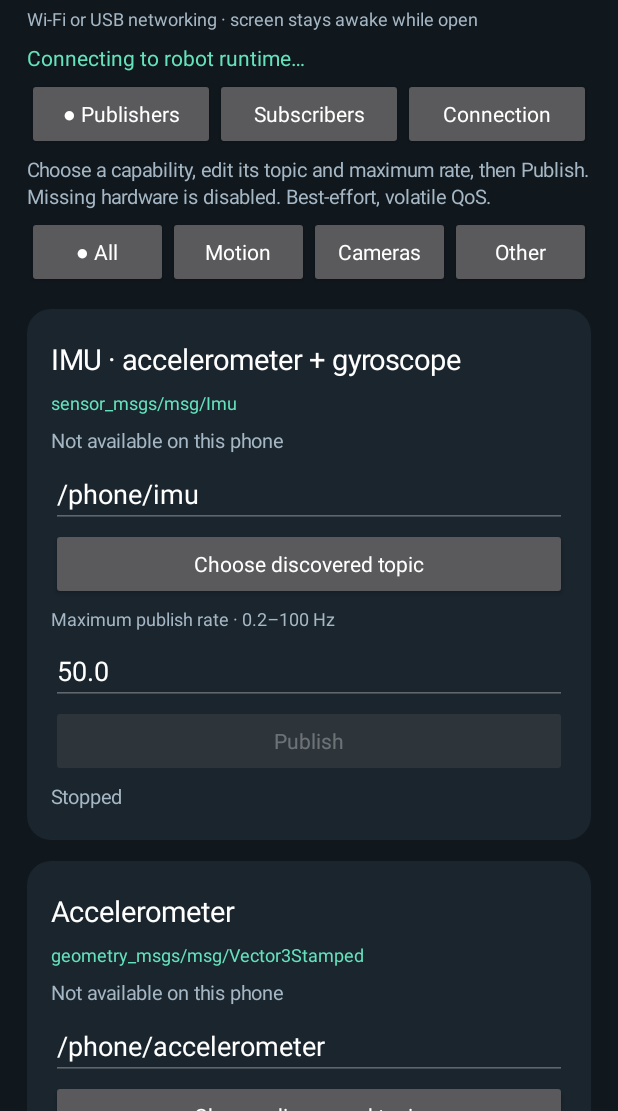
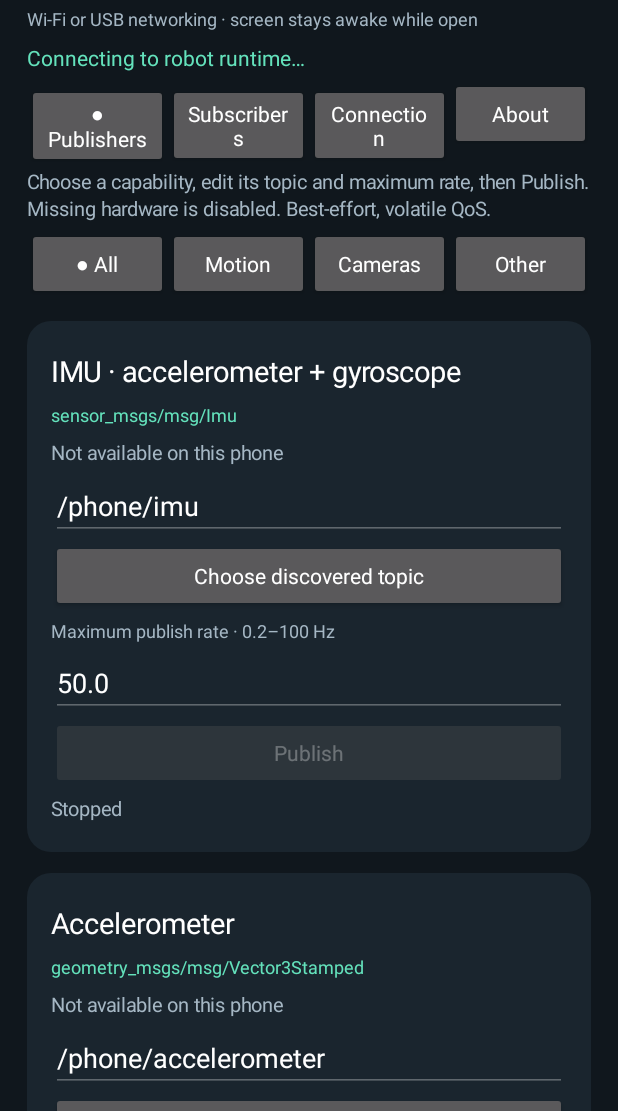
Before and after one commit to kishore-saravanan/ros2-android, an Android app: the screen it shows after launch (MainActivity), on a phone screen of 412 x 824 dp, the part 125-1236 px from its top. Run offline under Robolectric (Android 15) with nearby library versions, the phone set to English and light mode, and no system bars; 1 statement that could not run was skipped.

Commit message:
Add About section with author credit and GitHub Sponsors link

```diff
--- a/android/app/src/main/res/values/strings.xml
+++ b/android/app/src/main/res/values/strings.xml
@@ -1,4 +1,13 @@
 <?xml version="1.0" encoding="utf-8"?>
 <resources>
     <string name="app_name">ROS2 Android</string>
+    <string name="about_title">About</string>
+    <string name="about_description">Turn your Android phone into a ROS 2 computer and sensor hub for your robot.</string>
+    <string name="about_credit">Built by Kishore Saravanan</string>
+    <string name="about_support_description">Enjoying ROS2 Android? Buy me a coffee and help support its development.</string>
+    <string name="about_support_button">Support development</string>
+    <string name="about_support_accessibility">Support development on GitHub Sponsors — opens in your browser</string>
+    <string name="about_support_destination">Opens GitHub Sponsors in your browser.</string>
+    <string name="about_no_browser">No browser is available to open GitHub Sponsors.</string>
+    <string name="sponsor_url" translatable="false">https://github.com/sponsors/kishore-saravanan</string>
 </resources>
```
Also changed, not shown: android/app/src/main/java/dev/robotbrain/android/MainActivity.kt (+21 -1 lines).
